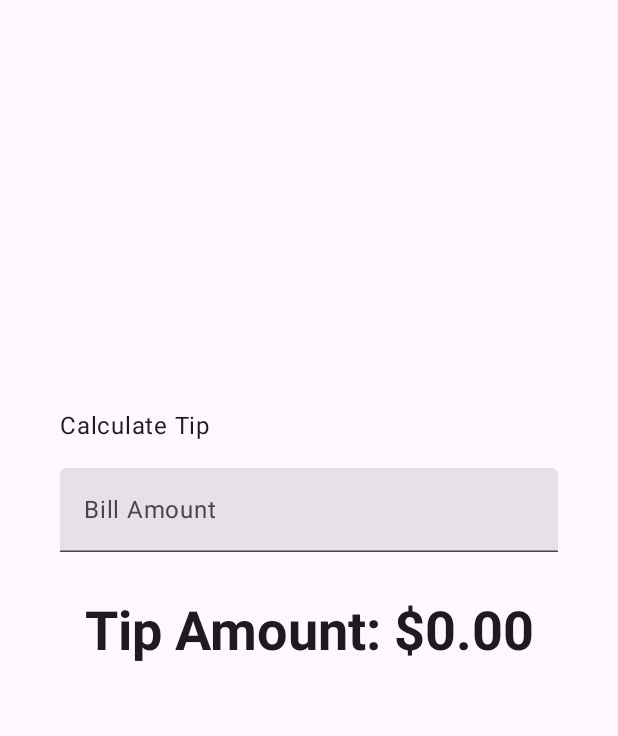
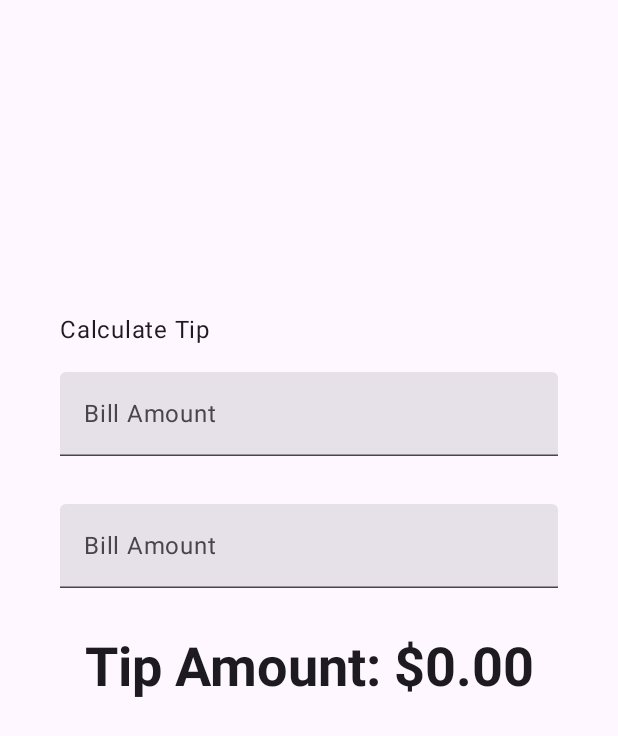
Before and after one commit to JorGuC/Tips, an Android app built with Jetpack Compose: the screen it shows after launch (MainActivity), on a phone screen of 412 x 824 dp. Shown: the top 736 px of the screen. Run offline under Robolectric (Android 15) with nearby library versions, the phone set to English and light mode, and no system bars.

Commit message:
Segundo text

```diff
--- a/app/src/main/java/com/example/tiptime/MainActivity.kt
+++ b/app/src/main/java/com/example/tiptime/MainActivity.kt
@@ -19,6 +19,7 @@ import android.os.Bundle
 import androidx.activity.ComponentActivity
 import androidx.activity.compose.setContent
 import androidx.activity.enableEdgeToEdge
+import androidx.annotation.StringRes
 import androidx.compose.foundation.layout.Arrangement
 import androidx.compose.foundation.layout.Column
 import androidx.compose.foundation.layout.Spacer
@@ -68,29 +69,37 @@ class MainActivity : ComponentActivity() {
 @Composable
 fun TipTimeLayout() {
     var amountInput by remember { mutableStateOf("") }
+    var tipInput by remember { mutableStateOf("") }
+    val amount = amountInput.toDoubleOrNull() ?: 0.0
+    val tipPercent = tipInput.toDoubleOrNull() ?: 0.0
 
-    val amount = amountInput.toDoubleOrNull() ?: 0.0
-    val tip = calculateTip(amount)
-
+    val tip = calculateTip(amount, tipPercent)
     Column(
-        modifier = Modifier
-            .statusBarsPadding()
-            .padding(horizontal = 40.dp)
-            .verticalScroll(rememberScrollState())
-            .safeDrawingPadding(),
+        modifier = Modifier.padding(40.dp),
         horizontalAlignment = Alignment.CenterHorizontally,
         verticalArrangement = Arrangement.Center
     ) {
         Text(
             text = stringResource(R.string.calculate_tip),
             modifier = Modifier
-                .padding(bottom = 16.dp, top = 40.dp)
+                .padding(bottom = 16.dp)
                 .align(alignment = Alignment.Start)
         )
         EditNumberField(
+            label = R.string.bill_amount,
             value = amountInput,
             onValueChanged = { amountInput = it },
-            modifier = Modifier.padding(bottom = 32.dp).fillMaxWidth()
+            modifier = Modifier
+                .padding(bottom = 32.dp)
+                .fillMaxWidth()
+        )
+        EditNumberField(
+            label = R.string.how_was_the_service,
+            value = tipInput,
+            onValueChanged = { tipInput = it },
+            modifier = Modifier
+                .padding(bottom = 32.dp)
+                .fillMaxWidth()
         )
         Text(
             text = stringResource(R.string.tip_amount, tip),
@@ -102,9 +111,10 @@ fun TipTimeLayout() {
 
 @Composable
 fun EditNumberField(
+    @StringRes label: Int,
     value: String,
     onValueChanged: (String) -> Unit,
-    modifier: Modifier
+    modifier: Modifier = Modifier
 ) {
     TextField(
         value = value,
--- a/app/src/main/res/values/strings.xml
+++ b/app/src/main/res/values/strings.xml
@@ -19,4 +19,6 @@
     <string name="calculate_tip">Calculate Tip</string>
     <string name="bill_amount">Bill Amount</string>
     <string name="tip_amount">Tip Amount: %s</string>
+    <string name="how_was_the_service">Tip Percentage</string>
+    <string name="round_up_tip">Round up tip?</string>
 </resources>
```
